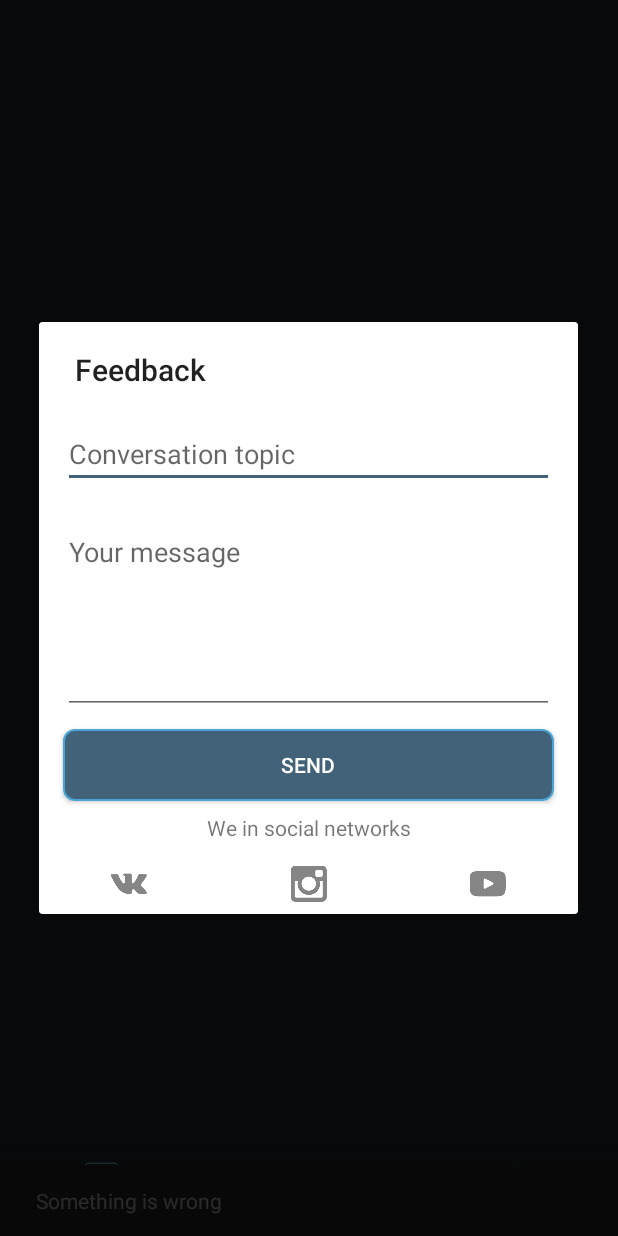
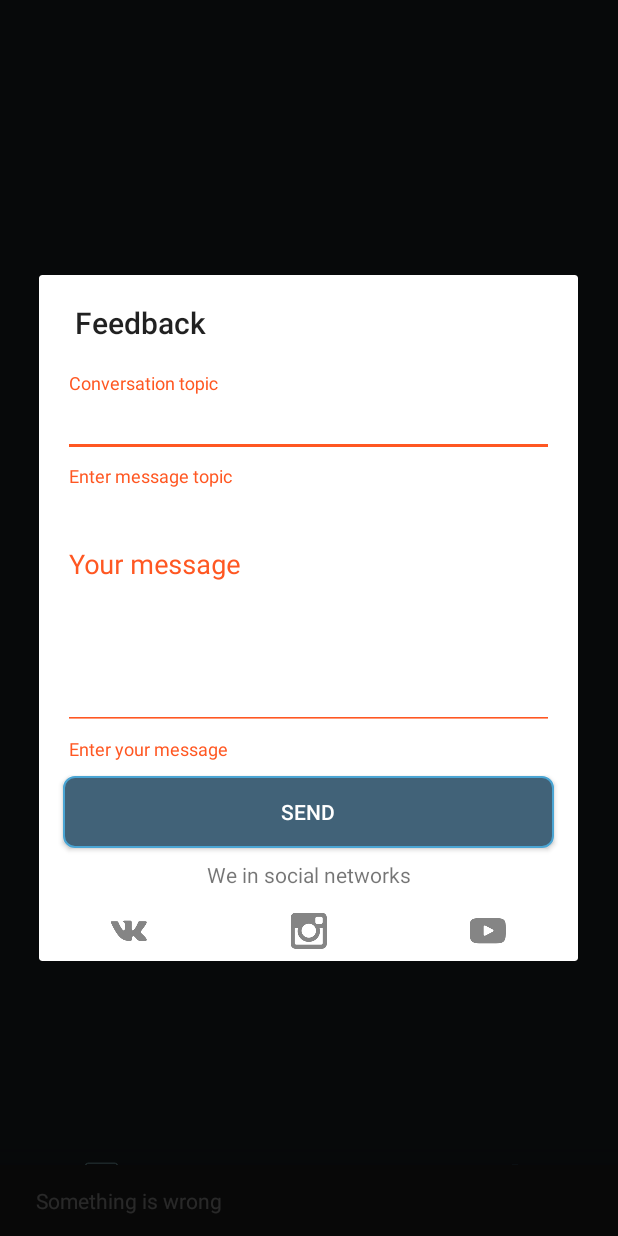
Before and after one commit to shcherbuk96/Hodite, an Android app: the screen it shows after launch (WebActivity), after a tap on an icon or button, on a phone screen of 412 x 824 dp. Run offline under Robolectric (Android 15) with nearby library versions, the phone set to English and light mode, and no system bars; libraries missing offline, so code that uses them is left out: com.kobakei.ratethisapp, org.xwalk.core; plain views replace XWalkView; pictures from the network do not load; 7 statements that could not run were skipped; 1 other tap on this screen came first.

Commit message:
editText material design

```diff
--- a/app/src/main/res/layout/feedback.xml
+++ b/app/src/main/res/layout/feedback.xml
@@ -5,29 +5,46 @@
     android:layout_height="match_parent"
     android:orientation="vertical">
 
-    <EditText
-        android:id="@+id/etEmail"
+    <android.support.design.widget.TextInputLayout
+        android:id="@+id/etTopicLayout"
         android:layout_width="match_parent"
         android:layout_height="wrap_content"
-        android:layout_marginTop="20dp"
         android:layout_marginLeft="@dimen/margin_padding_size_medium"
         android:layout_marginRight="@dimen/margin_padding_size_medium"
+        android:layout_marginTop="20dp"
+        app:layout_constraintEnd_toEndOf="parent"
+        app:layout_constraintStart_toStartOf="parent">
+
+        <EditText
+            android:id="@+id/etTopic"
+            android:layout_width="match_parent"
+            android:layout_height="wrap_content"
             android:gravity="top"
             android:hint="@string/feedback_theme_hint"
             android:lines="1" />
+    </android.support.design.widget.TextInputLayout>
+
+    <android.support.design.widget.TextInputLayout
+        android:id="@+id/etFeedbackLayout"
+        android:layout_width="match_parent"
+        android:layout_height="wrap_content"
+        android:layout_marginLeft="@dimen/margin_padding_size_medium"
+        android:layout_marginRight="@dimen/margin_padding_size_medium"
+        android:layout_marginTop="20dp"
+        app:layout_constraintEnd_toEndOf="parent"
+        app:layout_constraintStart_toStartOf="parent">
 
         <EditText
             android:id="@+id/etFeedback"
             android:layout_width="match_parent"
             android:layout_height="wrap_content"
-        android:layout_marginTop="20dp"
-        android:layout_marginLeft="@dimen/margin_padding_size_medium"
-        android:layout_marginRight="@dimen/margin_padding_size_medium"
             android:ems="10"
             android:gravity="top"
             android:hint="@string/feedback_message_hint"
             android:inputType="textMultiLine"
             android:lines="5" />
+
+    </android.support.design.widget.TextInputLayout>
 
     <Button
         android:id="@+id/btnSubmit"
--- a/app/src/main/res/layout/search_dialog.xml
+++ b/app/src/main/res/layout/search_dialog.xml
@@ -4,15 +4,21 @@
     android:layout_width="match_parent"
     android:layout_height="match_parent">
 
-    <EditText
-        android:id="@+id/search_dialog_edit_text"
-        android:layout_width="0dp"
+    <android.support.design.widget.TextInputLayout
+        android:id="@+id/search_dialog_edit_text_layout"
+        android:layout_width="match_parent"
         android:layout_height="wrap_content"
         android:layout_marginEnd="16dp"
         android:layout_marginLeft="16dp"
         android:layout_marginRight="16dp"
         android:layout_marginStart="16dp"
-        android:layout_marginTop="8dp"
+        app:layout_constraintEnd_toEndOf="parent"
+        app:layout_constraintStart_toStartOf="parent">
+
+        <EditText
+            android:id="@+id/search_dialog_edit_text"
+            android:layout_width="match_parent"
+            android:layout_height="wrap_content"
             android:ems="10"
             android:hint="@string/search_dialog_hint"
             android:inputType="textPersonName"
@@ -20,6 +26,8 @@
             app:layout_constraintHorizontal_bias="0.503"
             app:layout_constraintStart_toStartOf="parent"
             app:layout_constraintTop_toTopOf="parent" />
+
+    </android.support.design.widget.TextInputLayout>
 
     <Button
         android:id="@+id/search_dialog_find_btn"
@@ -38,7 +46,7 @@
         app:layout_constraintEnd_toEndOf="parent"
         app:layout_constraintHorizontal_bias="0.0"
         app:layout_constraintStart_toStartOf="parent"
-        app:layout_constraintTop_toBottomOf="@+id/search_dialog_edit_text"
+        app:layout_constraintTop_toBottomOf="@+id/search_dialog_edit_text_layout"
         app:layout_constraintVertical_bias="0.0" />
 
 </android.support.constraint.ConstraintLayout>
--- a/app/src/main/res/values/strings.xml
+++ b/app/src/main/res/values/strings.xml
@@ -16,7 +16,7 @@
     <string name="rate_later">Later</string>
     <string name="rate_no">No, thanks</string>
 
-    <string name="search_dialog_hint">Type a query</string>
+    <string name="search_dialog_hint">Your query</string>
     <string name="search_dialog_button">Search</string>
 
     <string name="feedback_title">Feedback</string>
@@ -37,4 +37,7 @@
 
     <string name="internet_connection">Check internet connection</string>
 
+    <string name="err_feedback_message">Enter your message</string>
+    <string name="err_feedback_theme">Enter message topic</string>
+    <string name="err_search_query">Type a query</string>
 </resources>
```
Also changed, not shown: app/src/main/java/com/hodite/com/shcherbuk/WebActivity/WebActivity.java (+97 -17 lines), 2 other files. Lines whose indentation alone changed are shown as unchanged.
